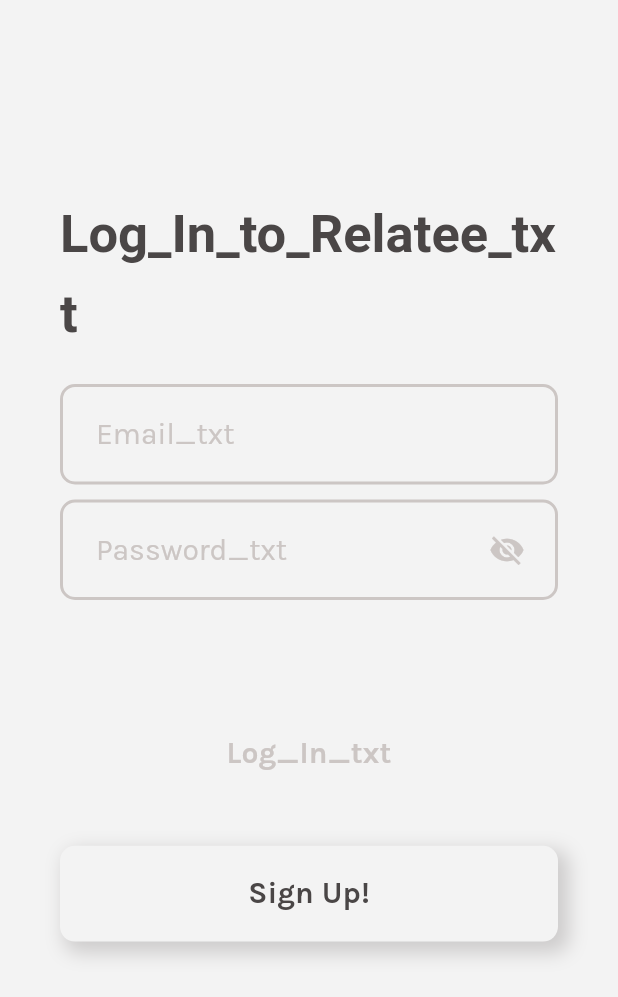
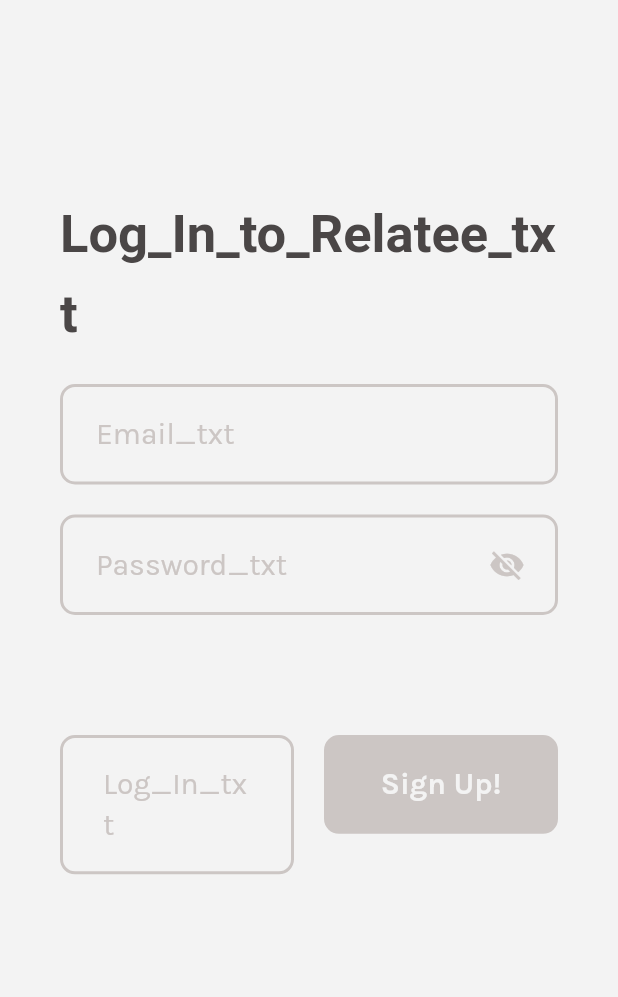
Before and after one commit to iloveproggen/relatee-frontend, a Flutter app: the screen it shows after launch, on a phone screen of 412 x 824 dp. Shown: the top 997 px of the screen. Run offline on Flutter 3.47's test engine with Material 3 defaults, Android fonts, the phone set to English and light mode, and no system bars; our stand-ins replace confetti, flutter_svg, get, graphql_flutter, share, shared_preferences; Roboto replaces fonts that are missing (Sedan).

Commit message:
fixed error when logging in

```diff
--- a/frontend_v1/lib/login.dart
+++ b/frontend_v1/lib/login.dart
@@ -37,6 +37,49 @@ Future<int?> checkIfSignedIn() async {
   return null;
 }
 
+class CheckLoggedIn extends StatelessWidget {
+  @override
+  Widget build(BuildContext context) {
+    final brightness = MediaQuery.of(context).platformBrightness;
+    return FutureBuilder<int?>(
+      future: checkIfSignedIn(),
+      builder: (BuildContext context, AsyncSnapshot<int?> snapshot) {
+        if (snapshot.connectionState == ConnectionState.waiting) {
+          return GetMaterialApp(
+              darkTheme: darktheme,
+              theme: brightness == Brightness.light ? lighttheme : darktheme,
+              translations: LocaleString(),
+              locale: const Locale('en-Us'),
+              fallbackLocale: const Locale('en-US'),
+              debugShowCheckedModeBanner: false,
+              title: 'Relatee',
+              home: CircularProgressIndicator());
+        } else if (snapshot.hasData) {
+          return GetMaterialApp(
+              darkTheme: darktheme,
+              theme: brightness == Brightness.light ? lighttheme : darktheme,
+              translations: LocaleString(),
+              locale: const Locale('en-Us'),
+              fallbackLocale: const Locale('en-US'),
+              debugShowCheckedModeBanner: false,
+              title: 'Relatee',
+              home: MainWidget(userId: snapshot.data!));
+        } else {
+          return GetMaterialApp(
+              darkTheme: darktheme,
+              theme: brightness == Brightness.light ? lighttheme : darktheme,
+              translations: LocaleString(),
+              locale: const Locale('en-Us'),
+              fallbackLocale: const Locale('en-US'),
+              debugShowCheckedModeBanner: false,
+              title: 'Relatee',
+              home: LoginWidget());
+        }
+      },
+    );
+  }
+}
+
 class LoginApp extends StatefulWidget {
   const LoginApp({super.key});
 
@@ -63,18 +106,19 @@ class _LoginAppState extends State<LoginApp> {
       fallbackLocale: const Locale('en-US'),
       debugShowCheckedModeBanner: false,
       title: 'Relatee',
-      home: FutureBuilder<int?>(
-        future: checkIfSignedIn(),
-        builder: (BuildContext context, AsyncSnapshot<int?> snapshot) {
-          if (snapshot.connectionState == ConnectionState.waiting) {
-            return CircularProgressIndicator();
-          } else if (snapshot.hasData) {
-            return MainWidget(userId: snapshot.data!);
-          } else {
-            return LoginWidget();
-          }
-        },
-      ),
+      // home: FutureBuilder<int?>(
+      //   future: checkIfSignedIn(),
+      //   builder: (BuildContext context, AsyncSnapshot<int?> snapshot) {
+      //     if (snapshot.connectionState == ConnectionState.waiting) {
+      //       return const CircularProgressIndicator();
+      //     } else if (snapshot.hasData) {
+      //       return MainWidget(userId: snapshot.data!);
+      //     } else {
+      //       return const LoginWidget();
+      //     }
+      //   },
+      // ),
+      home: const LoginWidget(),
     );
   }
 }
@@ -86,7 +130,7 @@ class LoginWidget extends StatefulWidget {
   LoginWidgetState createState() => LoginWidgetState();
 }
 
-class LoginWidgetState extends State<LoginWidget> with WidgetsBindingObserver{
+class LoginWidgetState extends State<LoginWidget> with WidgetsBindingObserver {
   final TextEditingController _usernameController = TextEditingController();
   final TextEditingController _passwordController = TextEditingController();
 
@@ -102,7 +146,6 @@ class LoginWidgetState extends State<LoginWidget> with WidgetsBindingObserver{
     final prefs = await SharedPreferences.getInstance();
     await prefs.setString('token', token);
   }
-
 
   void _login() async {
     setState(() {
@@ -244,7 +287,7 @@ class LoginWidgetState extends State<LoginWidget> with WidgetsBindingObserver{
                       ?.copyWith(color: Theme.of(context).colorScheme.tertiary),
                 ),
                 style: Theme.of(context).textTheme.bodySmall),
-            const SizedBox(height: 10),
+            const SizedBox(height: 20),
             TextFormField(
               autofillHints: [AutofillHints.password],
               focusNode: focusNode2,
@@ -316,25 +359,31 @@ class LoginWidgetState extends State<LoginWidget> with WidgetsBindingObserver{
             //     ),
             //   title: Text('Stay Signed In?', style: Theme.of(context).textTheme.bodySmall),
             // ),
-            SizedBox(height: 30),
-            Padding(
-              padding: const EdgeInsets.only(top: 40),
+            const SizedBox(height: 80),
+            Row(
+                mainAxisAlignment: MainAxisAlignment.spaceEvenly,
+                crossAxisAlignment: CrossAxisAlignment.start,
+                children: [
+                  Expanded(
                     child: Container(
                       decoration: requiredFields
                           ? BoxDecoration(
                               borderRadius:
                                   const BorderRadius.all(Radius.circular(10)),
                               color: const Color.fromARGB(255, 74, 70, 70),
-                        boxShadow: [
-                            BoxShadow(
-                              color: Theme.of(context).colorScheme.secondary,
-                              offset: const Offset(5.0, 5.0),
-                              blurRadius: 10.0,
-                              spreadRadius: 2.0,
+                              border: Border.all(
+                                color: const Color.fromARGB(255, 74, 70, 70),
+                                width: 2,
+                              ),
                             )
-                          ])
                           : BoxDecoration(
                               color: Theme.of(context).colorScheme.primary,
+                              borderRadius:
+                                  const BorderRadius.all(Radius.circular(10)),
+                              border: Border.all(
+                                color: Theme.of(context).colorScheme.tertiary,
+                                width: 2,
+                              ),
                             ),
                       child: TextButton(
                         onPressed: requiredFields
@@ -345,7 +394,8 @@ class LoginWidgetState extends State<LoginWidget> with WidgetsBindingObserver{
                                 setState(() {
                                   isLoading = true;
                                 });
-                          print("Username: $username, Password: $password");
+                                print(
+                                    "Username: $username, Password: $password");
                               }
                             : null,
                         child: Center(
@@ -355,56 +405,63 @@ class LoginWidgetState extends State<LoginWidget> with WidgetsBindingObserver{
                             child: Text(
                               'Log_In_txt'.tr,
                               style: requiredFields
-                            ? const TextStyle(
-                                color: Color.fromARGB(255, 243, 243, 243),
-                                fontFamily: "Karla",
-                                fontSize: 20,
-                              )
-                            : const TextStyle(
-                                color: Color.fromARGB(255, 204, 198, 196),
-                                fontFamily: "Karla",
-                                fontSize: 20,
+                                  ? Theme.of(context)
+                                      .textTheme
+                                      .bodySmall
+                                      ?.copyWith(
+                                          color: Theme.of(context)
+                                              .colorScheme
+                                              .primary,
+                                          fontWeight: FontWeight.bold)
+                                  : Theme.of(context)
+                                      .textTheme
+                                      .bodySmall
+                                      ?.copyWith(
+                                          color: Theme.of(context)
+                                              .colorScheme
+                                              .tertiary),
                             ),
                           ),
                         ),
                       ),
                     ),
                   ),
+                  const SizedBox(width: 20),
+                  Expanded(
+                    child: Container(
+                      width: 140,
+                      decoration: BoxDecoration(
+                        borderRadius:
+                            const BorderRadius.all(Radius.circular(10)),
+                        color: Theme.of(context).colorScheme.tertiary,
+                        border: Border.all(
+                          color: Theme.of(context).colorScheme.tertiary,
+                          width: 2,
                         ),
-            const SizedBox(height: 20),
-            Padding(
-              padding: const EdgeInsets.only(top: 10),
-              child: Container(
-                decoration: BoxDecoration(
-                    borderRadius: const BorderRadius.all(Radius.circular(10)),
-                    color: const Color.fromARGB(255, 243, 243, 243),
-                    boxShadow: [
-                      BoxShadow(
-                        color: Theme.of(context).colorScheme.secondary,
-                        offset: const Offset(5.0, 5.0),
-                        blurRadius: 10.0,
-                        spreadRadius: 2.0,
-                      )
-                    ]),
+                      ),
                       child: TextButton(
                         onPressed: () {
                           Get.to(() => SignUpScreen());
                         },
-                  child: const Center(
+                        child: Center(
                           child: Padding(
-                      padding: EdgeInsets.only(
+                            padding: const EdgeInsets.only(
                                 top: 10, bottom: 10, left: 15, right: 15),
                             child: Text('Sign Up!',
-                          style: TextStyle(
-                            color: Color.fromARGB(255, 74, 70, 70),
-                            fontFamily: "Karla",
-                            fontSize: 20,
-                          )),
+                                style: Theme.of(context)
+                                    .textTheme
+                                    .bodySmall
+                                    ?.copyWith(
+                                        fontWeight: FontWeight.bold,
+                                        color: Theme.of(context)
+                                            .colorScheme
+                                            .primary)),
                           ),
                         ),
                       ),
                     ),
                   ),
+                ]),
             if (isLoading)
               Center(
                 child: Padding(
--- a/frontend_v1/pubspec.yaml
+++ b/frontend_v1/pubspec.yaml
@@ -53,6 +53,7 @@ dependencies:
   shared_preferences: ^2.2.3
   graphql_flutter: ^5.2.0-beta.6
   http: ^1.2.1
+  confetti: ^0.7.0
 
 
 dev_dependencies:
```
Also changed, not shown: frontend_v1/lib/household_invitation.dart (+29 -26 lines), frontend_v1/lib/join_household.dart (added, +14 -0 lines), frontend_v1/lib/main.dart (+55 -29 lines), frontend_v1/lib/signup.dart (+4 -8 lines), frontend_v1/pubspec.lock. Lines whose indentation alone changed are shown as unchanged.
